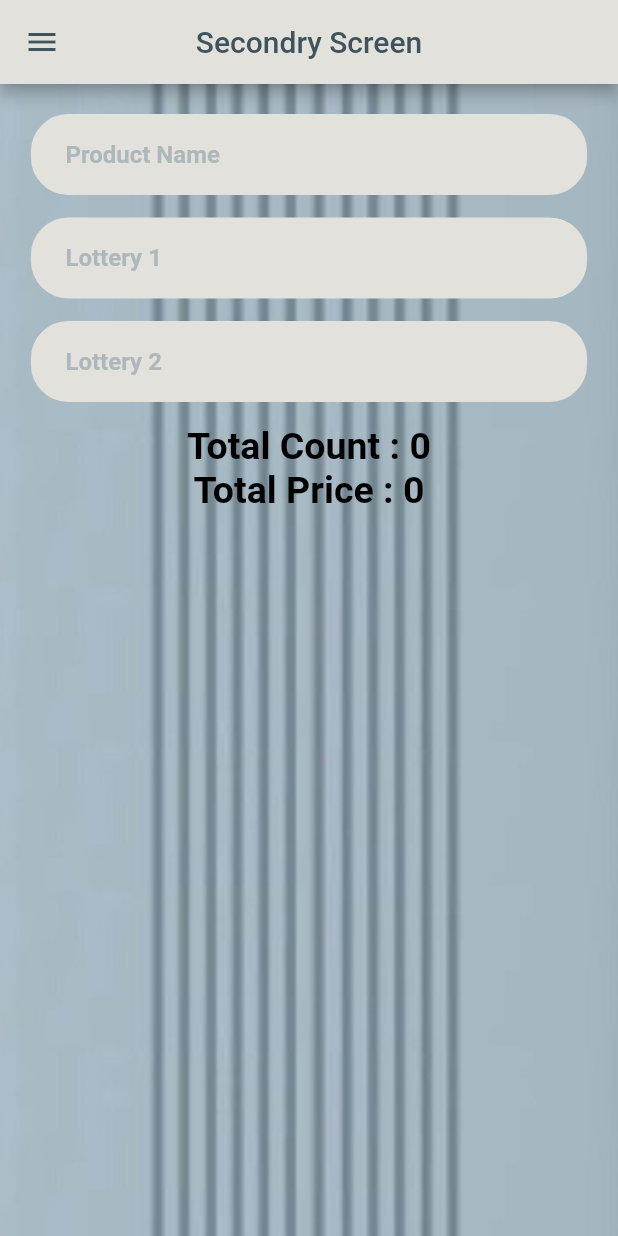
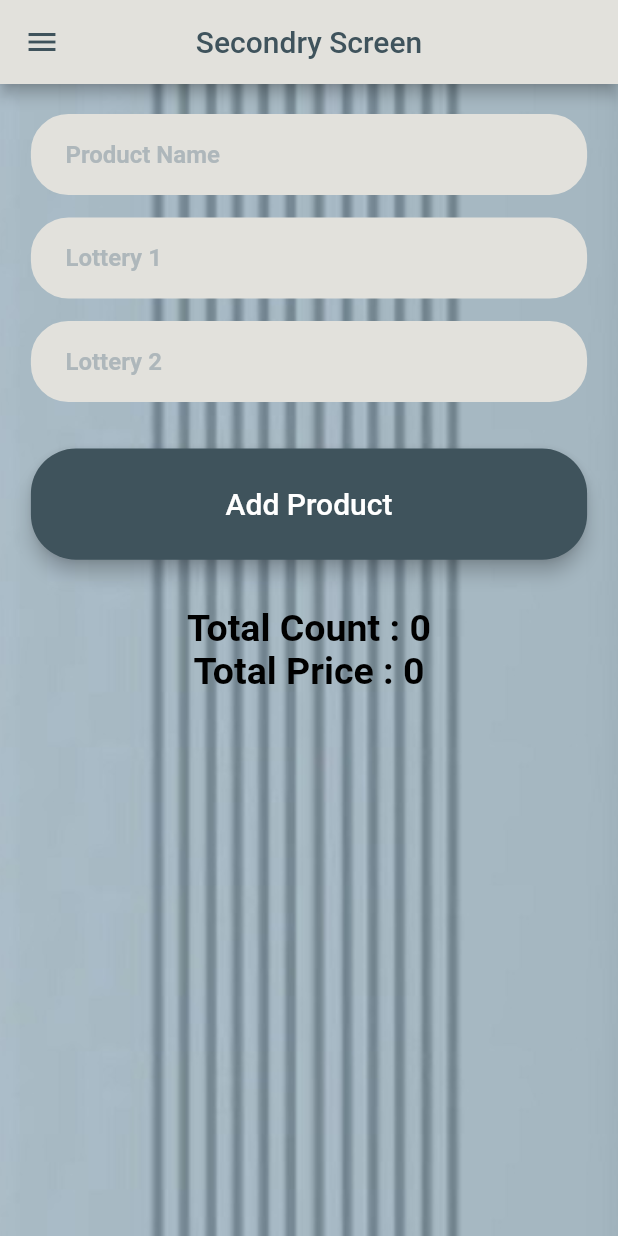
Before and after one commit to tawhidularefindcc/specialCalculator, a Flutter app: the Panel1SecondryScreen screen opened directly, on a phone screen of 412 x 824 dp. Run offline on Flutter 3.47's test engine with Material 2 defaults, Android fonts, the light colour scheme and no system bars; our stand-ins replace get.

```diff
--- a/lib/util/custom_text_field_container.dart
+++ b/lib/util/custom_text_field_container.dart
@@ -22,6 +22,7 @@ class CustomTextFieldContainer extends StatelessWidget {
             ),
       ),
       child: TextField(
+        controller: TextEditingController(),
         cursorColor: AppColors.greytextcolor,
         decoration: ktextFieldDecoration.copyWith(
           hintText: hintText!,
--- a/lib/views/panel1_primary.dart
+++ b/lib/views/panel1_primary.dart
@@ -11,6 +11,7 @@ class Panel1PrimaryScreen extends StatelessWidget {
 
   @override
   Widget build(BuildContext context) {
+    var itemCount = 0;
     return SafeArea(
       child: Scaffold(
         appBar: AppBar(
@@ -67,14 +68,16 @@ class Panel1PrimaryScreen extends StatelessWidget {
               Buttonusage(
                     colour: AppColors.buttoncolors,
                     name: 'Add Product',
-                    onpressedd: () {},
+                    onpressedd: () {
+                      itemCount++;
+                    },
                   ),
               const SizedBox(
                 height: 15,
               ),
-              const Text(
-                'Total Count : 0',
-                style: TextStyle(
+               Text(
+                'Total Count : $itemCount',
+                style: const TextStyle(
                   color: Colors.black,
                   fontSize: 25,
                   fontWeight: FontWeight.bold,
--- a/lib/views/panel1_secondry.dart
+++ b/lib/views/panel1_secondry.dart
@@ -1,5 +1,6 @@
 import 'package:flutter/material.dart';
 import 'package:get/get.dart';
+import 'package:specialcalculator/util/buttonusage.dart';
 
 import '/util/custom_text_field_container.dart';
 import '/drawer/panel1_drawer.dart';
@@ -35,29 +36,37 @@ class Panel1SecondryScreen extends StatelessWidget {
             ),
           ),
           child: Column(
-            children: const [
-              SizedBox(
+            children:  [
+              const SizedBox(
                 height: 20,
               ),
-              CustomTextFieldContainer(
+              const CustomTextFieldContainer(
                 hintText: 'Product Name',
               ),
-              SizedBox(
+              const SizedBox(
                 height: 15,
               ),
-              CustomTextFieldContainer(
+              const CustomTextFieldContainer(
                 hintText: 'Lottery 1',
               ),
-              SizedBox(
+              const SizedBox(
                 height: 15,
               ),
-              CustomTextFieldContainer(
+              const CustomTextFieldContainer(
                 hintText: 'Lottery 2',
               ),
-              SizedBox(
+              const SizedBox(
                 height: 15,
               ),
-              Text(
+              Buttonusage(
+                    colour: AppColors.buttoncolors,
+                    name: 'Add Product',
+                    onpressedd: () {},
+                  ),
+              const SizedBox(
+                height: 15,
+              ),
+              const Text(
                 'Total Count : 0',
                 style: TextStyle(
                   color: Colors.black,
@@ -65,7 +74,7 @@ class Panel1SecondryScreen extends StatelessWidget {
                   fontWeight: FontWeight.bold,
                 ),
               ),
-              Text(
+              const Text(
                 'Total Price : 0',
                 style: TextStyle(
                   color: Colors.black,
```
